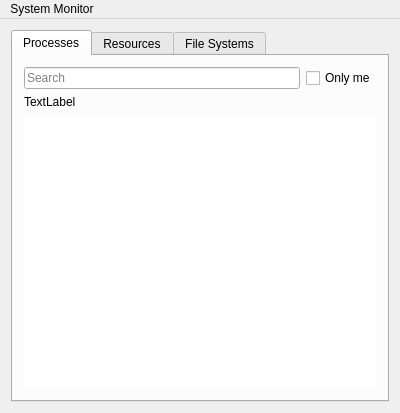
Qt form mainwindow.ui (VioletDarkKitty/system-monitor) before a commit.
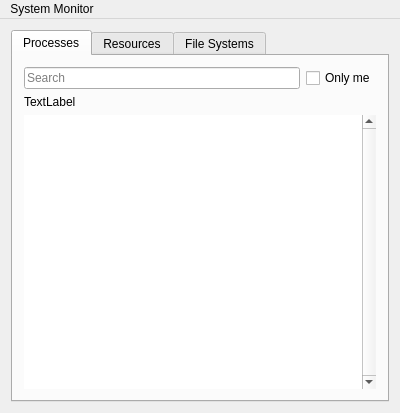
The same form after that commit. The open tabs and pages were chosen to show the change. Custom widgets are drawn as their Qt base class.

Commit message: Don't stretch the last row in the process information tab

```diff
--- a/mainwindow.ui
+++ b/mainwindow.ui
@@ -66,6 +66,9 @@
           <property name="frameShape">
            <enum>QFrame::NoFrame</enum>
           </property>
+          <property name="verticalScrollBarPolicy">
+           <enum>Qt::ScrollBarAlwaysOn</enum>
+          </property>
           <property name="horizontalScrollBarPolicy">
            <enum>Qt::ScrollBarAsNeeded</enum>
           </property>
@@ -94,7 +97,7 @@
            <bool>true</bool>
           </attribute>
           <attribute name="verticalHeaderStretchLastSection">
-           <bool>true</bool>
+           <bool>false</bool>
           </attribute>
          </widget>
         </item>
```
